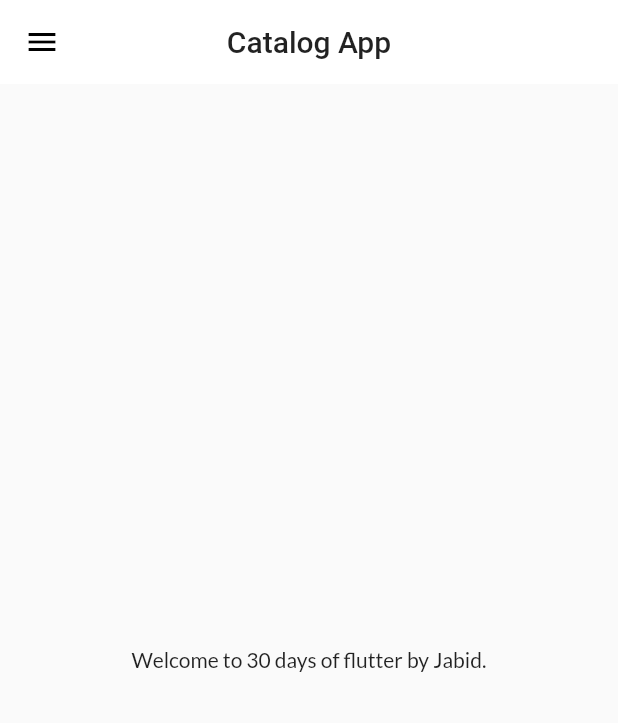
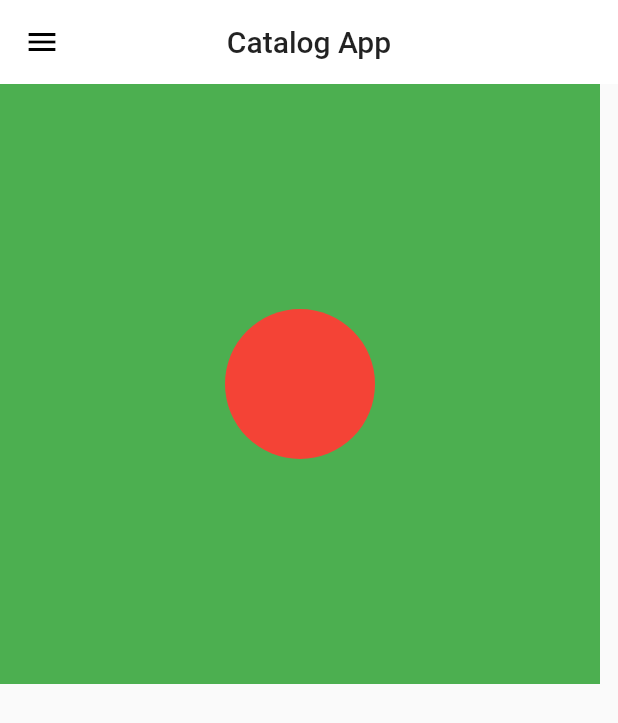
Before and after one commit to Jabidgithub/30_days_of_flutter_again, a Flutter app: the screen it shows after launch, on a phone screen of 412 x 824 dp. Shown: the top 723 px of the screen. Run offline on Flutter 3.47's test engine with Material 2 defaults, Android fonts, the phone set to English and light mode, and no system bars; our stand-ins replace google_fonts.

Commit message:
Day 11 Completed

```diff
--- a/lib/pages/home_page.dart
+++ b/lib/pages/home_page.dart
@@ -15,9 +15,19 @@ class HomePage extends StatelessWidget {
         title: Text("Catalog App"),
         centerTitle: true,
       ),
-      body: Center(
-        child: Container(
-          child: Text("Welcome to $days days of flutter by $name."),
+      body: Container(
+        height: 400,
+        width: 400,
+        color: Colors.green,
+        child: Center(
+          child: Container(
+            height: 100,
+            width: 100,
+            decoration: BoxDecoration(
+              color: Colors.red,
+              borderRadius: BorderRadius.circular(100),
+            ),
+          ),
         ),
       ),
       drawer: MyDrawer(),
```
